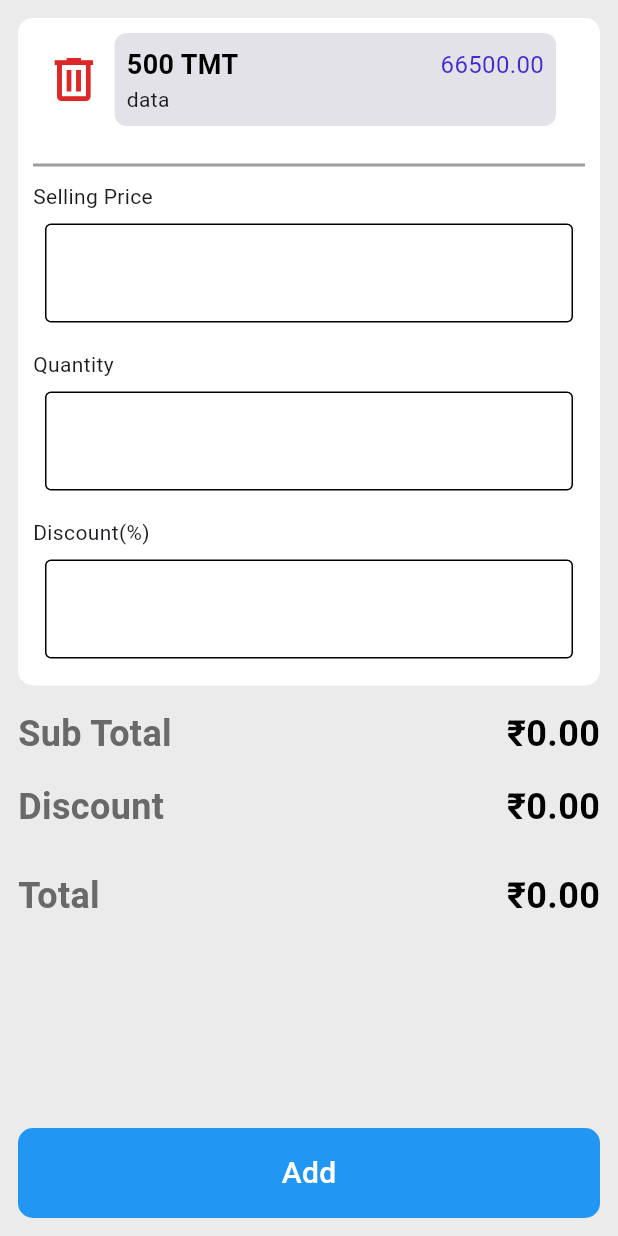
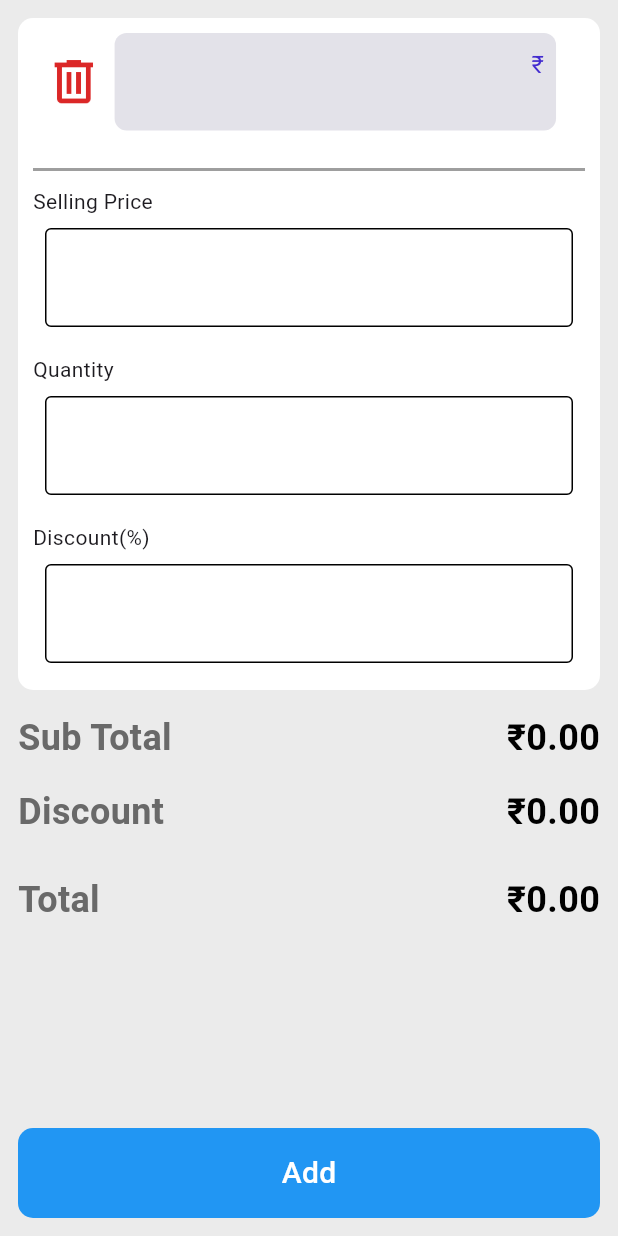
Before and after one commit to Prathapexplr/Kaveri, a Flutter app: the AddItems screen opened directly with empty values, on a phone screen of 412 x 824 dp. Run offline on Flutter 3.47's test engine with Material 3 defaults, Android fonts, the phone set to English and light mode, and no system bars; our stand-ins replace flutter_holo_date_picker, geolocator, shared_preferences, socket_io_client; accounts and stored records are empty.

Commit message:
Select Product & Add Items Calc

```diff
--- a/lib/Screens/Login_Screen.dart
+++ b/lib/Screens/Login_Screen.dart
@@ -1,3 +1,5 @@
+// ignore_for_file: use_build_context_synchronously
+
 import 'dart:async';
 import 'dart:convert';
 
--- a/lib/Screens/Order/Add_Items.dart
+++ b/lib/Screens/Order/Add_Items.dart
@@ -1,25 +1,31 @@
 import 'package:flutter/material.dart';
 import 'package:flutter/services.dart';
 import 'package:kaveri/Screens/Order/Items_Select_Product.dart';
-import 'package:kaveri/Screens/Order/Neworder.dart';
-import 'package:kaveri/Screens/Order/Selected_Client.dart';
 
 class AddItems extends StatefulWidget {
   final String firstName;
   final String employeeId;
   final String profilePicture;
-  const AddItems(
-      {super.key,
-      required this.firstName,
-      required this.employeeId,
-      required this.profilePicture});
+  String productID;
+  String productName;
+  String amount;
+
+  AddItems({
+    super.key,
+    required this.firstName,
+    required this.employeeId,
+    required this.profilePicture,
+    required this.productID,
+    required this.productName,
+    required this.amount,
+  });
 
   @override
   State<AddItems> createState() => _AddItemsState();
 }
 
 class _AddItemsState extends State<AddItems> {
-  final TextEditingController sellingPriceController = TextEditingController();
+  late TextEditingController sellingPriceController;
   final TextEditingController quantityController = TextEditingController();
   final TextEditingController discountController = TextEditingController();
 
@@ -42,6 +48,7 @@ class _AddItemsState extends State<AddItems> {
   @override
   void initState() {
     super.initState();
+    sellingPriceController = TextEditingController(text: widget.amount);
     sellingPriceController.addListener(calculateTotals);
     quantityController.addListener(calculateTotals);
     discountController.addListener(calculateTotals);
@@ -91,61 +98,57 @@ class _AddItemsState extends State<AddItems> {
                                           scale: 2.5,
                                         ),
                                         onPressed: () {
-                                          Navigator.push(
-                                            context,
-                                            MaterialPageRoute(
-                                                builder: (context) =>
-                                                    ItemsSelectProductScreen(
-                                                      employeeId:
-                                                          widget.employeeId,
-                                                      firstName:
-                                                          widget.firstName,
-                                                      profilePicture:
-                                                          widget.profilePicture,
-                                                    )),
-                                          );
+                                          setState(() {
+                                            widget.productID = '';
+                                            widget.productName = '';
+                                            widget.amount = '';
+                                          });
+                                          Navigator.pop(context);
                                         },
                                       ),
                                       Container(
                                         width: width / 1.4,
                                         decoration: BoxDecoration(
-                                          borderRadius:
-                                              BorderRadius.circular(8),
+                                          borderRadius: BorderRadius.circular(8),
                                           color: const Color.fromARGB(
                                               255, 227, 226, 233),
                                         ),
-                                        child: const Padding(
-                                          padding: EdgeInsets.all(8.0),
+                                        child: Padding(
+                                          padding: const EdgeInsets.all(8.0),
                                           child: Column(
                                             mainAxisAlignment:
-                                                MainAxisAlignment.spaceBetween,
+                                                MainAxisAlignment.start,
+                                            crossAxisAlignment:
+                                                CrossAxisAlignment.start,
                                             children: [
                                               Row(
                                                 mainAxisAlignment:
-                                                    MainAxisAlignment
-                                                        .spaceBetween,
+                                                    MainAxisAlignment.spaceBetween,
                                                 children: [
                                                   Text(
-                                                    "500 TMT",
-                                                    style: TextStyle(
+                                                    widget.productName,
+                                                    style: const TextStyle(
                                                       color: Colors.black,
-                                                      fontWeight:
-                                                          FontWeight.w600,
+                                                      fontWeight: FontWeight.w600,
                                                       fontSize: 18,
                                                     ),
                                                   ),
                                                   Text(
-                                                    "66500.00",
-                                                    style: TextStyle(
+                                                    "\u{20B9}${widget.amount}",
+                                                    style: const TextStyle(
                                                       color: Color(0xff422BCF),
                                                       fontSize: 16,
                                                     ),
                                                   )
                                                 ],
                                               ),
-                                              Row(
-                                                children: [Text("data")],
-                                              ),
+                                              Text(
+                                                widget.productID,
+                                                style: const TextStyle(
+                                                  color: Colors.black,
+                                                  fontSize: 16,
+                                                ),
+                                              )
                                             ],
                                           ),
                                         ),
@@ -169,10 +172,8 @@ class _AddItemsState extends State<AddItems> {
                                         padding: const EdgeInsets.symmetric(
                                             horizontal: 10, vertical: 8),
                                         decoration: BoxDecoration(
-                                          border:
-                                              Border.all(color: Colors.black),
-                                          borderRadius:
-                                              BorderRadius.circular(4),
+                                          border: Border.all(color: Colors.black),
+                                          borderRadius: BorderRadius.circular(4),
                                           color: Colors.white,
                                         ),
                                         child: TextFormField(
@@ -196,10 +197,8 @@ class _AddItemsState extends State<AddItems> {
                                         padding: const EdgeInsets.symmetric(
                                             horizontal: 10, vertical: 8),
                                         decoration: BoxDecoration(
-                                          border:
-                                              Border.all(color: Colors.black),
-                                          borderRadius:
-                                              BorderRadius.circular(4),
+                                          border: Border.all(color: Colors.black),
+                                          borderRadius: BorderRadius.circular(4),
                                           color: Colors.white,
                                         ),
                                         child: TextFormField(
@@ -223,10 +222,8 @@ class _AddItemsState extends State<AddItems> {
                                         padding: const EdgeInsets.symmetric(
                                             horizontal: 10, vertical: 8),
                                         decoration: BoxDecoration(
-                                          border:
-                                              Border.all(color: Colors.black),
-                                          borderRadius:
-                                              BorderRadius.circular(4),
+                                          border: Border.all(color: Colors.black),
+                                          borderRadius: BorderRadius.circular(4),
                                           color: Colors.white,
                                         ),
                                         child: TextFormField(
@@ -327,13 +324,13 @@ class _AddItemsState extends State<AddItems> {
                       Navigator.push(
                         context,
                         MaterialPageRoute(
-                            builder: (context) => SizedBox()
-                            // SelectedClientScreen(
-                            //       employeeId: widget.employeeId,
-                            //       firstName: widget.firstName,
-                            //       profilePicture: widget.profilePicture,
-                            //     )
-                                ),
+                          builder: (context) => SizedBox(),
+                          // SelectedClientScreen(
+                          //   employeeId: widget.employeeId,
+                          //   firstName: widget.firstName,
+                          //   profilePicture: widget.profilePicture,
+                          // )
+                        ),
                       );
                     },
                     child: Container(
```
Also changed, not shown: lib/Screens/HomeScreen.dart (+10 -1 lines), lib/Screens/Order/Items_Select_Product.dart (+18 -8 lines).
